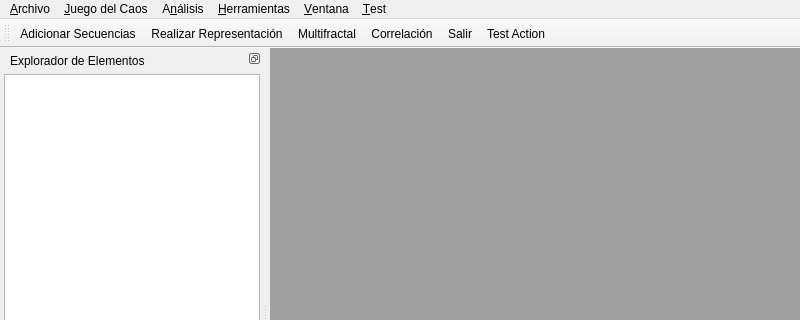
Qt form src/gui/MainWindow.ui (hspitia/GenomAMf) before a commit; both pictures show x 0 to 800 and y 0 to 320 of the 800 by 600 pixel window.
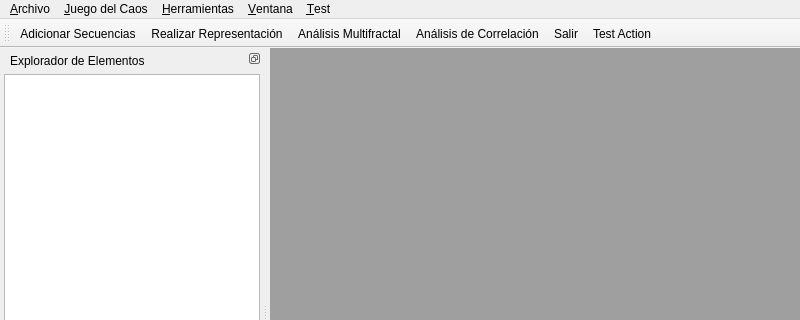
The same form after that commit. Icons and pictures are not drawn.

The edit to the form file:
```diff
--- a/src/gui/MainWindow.ui
+++ b/src/gui/MainWindow.ui
@@ -75,13 +75,6 @@
     <addaction name="loadSequencesAction"/>
     <addaction name="exitAction"/>
    </widget>
-   <widget class="QMenu" name="menuA_n_lisis">
-    <property name="title">
-     <string>A&amp;nálisis</string>
-    </property>
-    <addaction name="makeMultifractalAnalisysAction"/>
-    <addaction name="actionCorrelaci_n"/>
-   </widget>
    <widget class="QMenu" name="menu_Herramientas">
     <property name="title">
      <string>&amp;Herramientas</string>
@@ -106,7 +99,6 @@
    </widget>
    <addaction name="menu_Archivo"/>
    <addaction name="menuJuego_del_Caos"/>
-   <addaction name="menuA_n_lisis"/>
    <addaction name="menu_Herramientas"/>
    <addaction name="menu_Ventana"/>
    <addaction name="menuTest"/>
@@ -254,7 +246,7 @@
      <normaloff>:/icons/icons/mfa_start.png</normaloff>:/icons/icons/mfa_start.png</iconset>
    </property>
    <property name="text">
-    <string>&amp;Multifractal ...</string>
+    <string>Análisis &amp;Multifractal ...</string>
    </property>
   </action>
   <action name="actionCorrelaci_n">
@@ -263,7 +255,7 @@
      <normaloff>:/icons/icons/correl_start.png</normaloff>:/icons/icons/correl_start.png</iconset>
    </property>
    <property name="text">
-    <string>&amp;Correlación ...</string>
+    <string>Análisis de &amp;Correlación ...</string>
    </property>
   </action>
   <action name="testAction">
```
Left out of the diff: 5 changed lines with no effect on the pictures.
